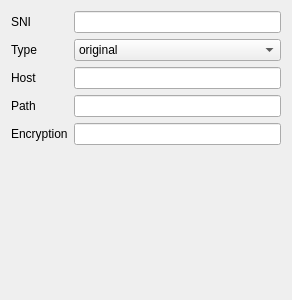
Above: widgets/TrojanGoOutboundWidget.ui from Qv2ray/QvPlugin-Trojan-Go before the change. Below: the same form after it.
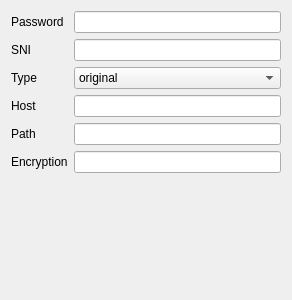
That is the form after the change.

Commit message: add: added password textbox

Diff of the .ui file:
```diff
--- a/widgets/TrojanGoOutboundWidget.ui
+++ b/widgets/TrojanGoOutboundWidget.ui
@@ -14,24 +14,24 @@
    <string>Form</string>
   </property>
   <layout class="QFormLayout" name="formLayout">
-   <item row="0" column="0">
+   <item row="1" column="0">
     <widget class="QLabel" name="label">
      <property name="text">
       <string>SNI</string>
      </property>
     </widget>
    </item>
-   <item row="0" column="1">
+   <item row="1" column="1">
     <widget class="QLineEdit" name="sniTxt"/>
    </item>
-   <item row="1" column="0">
+   <item row="2" column="0">
     <widget class="QLabel" name="label_2">
      <property name="text">
       <string>Type</string>
      </property>
     </widget>
    </item>
-   <item row="1" column="1">
+   <item row="2" column="1">
     <widget class="QComboBox" name="typeCombo">
      <item>
       <property name="text">
@@ -45,36 +45,46 @@
      </item>
     </widget>
    </item>
-   <item row="2" column="0">
+   <item row="3" column="0">
     <widget class="QLabel" name="label_3">
      <property name="text">
       <string>Host</string>
      </property>
     </widget>
    </item>
-   <item row="2" column="1">
+   <item row="3" column="1">
     <widget class="QLineEdit" name="hostTxt"/>
    </item>
-   <item row="3" column="0">
+   <item row="4" column="0">
     <widget class="QLabel" name="label_4">
      <property name="text">
       <string>Path</string>
      </property>
     </widget>
    </item>
-   <item row="3" column="1">
+   <item row="4" column="1">
     <widget class="QLineEdit" name="pathTxt"/>
    </item>
-   <item row="4" column="0">
+   <item row="5" column="0">
     <widget class="QLabel" name="label_5">
      <property name="text">
       <string>Encryption</string>
      </property>
     </widget>
    </item>
-   <item row="4" column="1">
+   <item row="5" column="1">
     <widget class="QLineEdit" name="encryptionTxt"/>
    </item>
+   <item row="0" column="1">
+    <widget class="QLineEdit" name="passwordTxt"/>
+   </item>
+   <item row="0" column="0">
+    <widget class="QLabel" name="label_6">
+     <property name="text">
+      <string>Password</string>
+     </property>
+    </widget>
+   </item>
   </layout>
  </widget>
  <resources/>
```
The commit also changes 2 other files.
